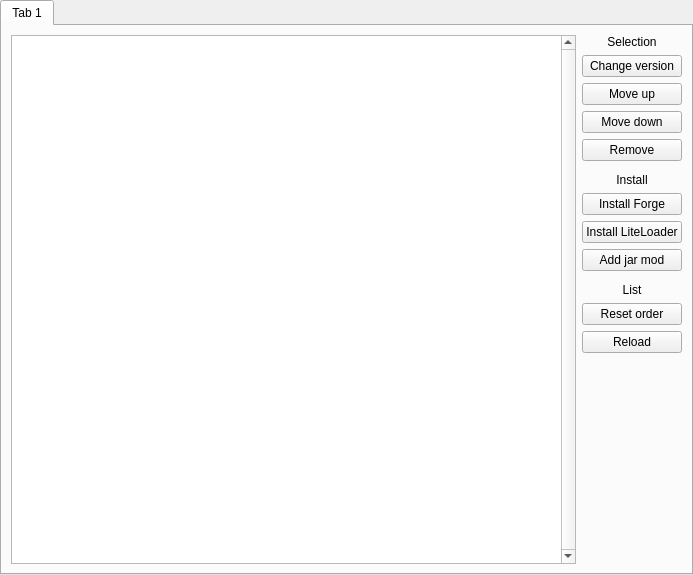
FreesmTeam/FreesmLauncher, file application/pages/VersionPage.ui: the form before one commit.
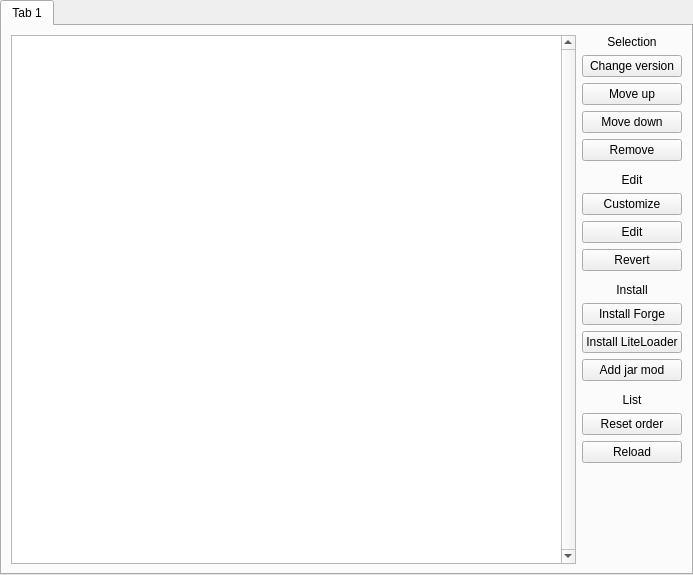
The form after the commit. Custom widgets are drawn as their Qt base class.

Commit message:
GH-952 Hardcore version page tweakery
Version patches get a lot of new flags that determine which actions are allowed
Version page respects the flags
Customize, revert and edit for version patches
Builting patches can be customized

The edit to the form file:
```diff
--- a/application/pages/VersionPage.ui
+++ b/application/pages/VersionPage.ui
@@ -98,6 +98,49 @@
            </property>
           </widget>
          </item>
+         <item>
+          <widget class="LineSeparator" name="separator_4" native="true"/>
+         </item>
+         <item>
+          <widget class="QLabel" name="label_10">
+           <property name="text">
+            <string>Edit</string>
+           </property>
+           <property name="alignment">
+            <set>Qt::AlignCenter</set>
+           </property>
+          </widget>
+         </item>
+         <item>
+          <widget class="QPushButton" name="customizeBtn">
+           <property name="toolTip">
+            <string>Customize selected package.</string>
+           </property>
+           <property name="text">
+            <string>Customize</string>
+           </property>
+          </widget>
+         </item>
+         <item>
+          <widget class="QPushButton" name="editBtn">
+           <property name="toolTip">
+            <string>Edit selected package.</string>
+           </property>
+           <property name="text">
+            <string>Edit</string>
+           </property>
+          </widget>
+         </item>
+         <item>
+          <widget class="QPushButton" name="revertBtn">
+           <property name="toolTip">
+            <string>Revert the selected package to default.</string>
+           </property>
+           <property name="text">
+            <string>Revert</string>
+           </property>
+          </widget>
+         </item>
          <item>
           <widget class="LineSeparator" name="separator" native="true"/>
          </item>
```
Left out of the diff: 55 changed lines with no effect on the pictures. The commit also changes 14 other files.
